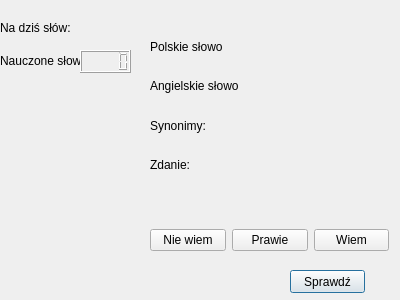
The window that SuperMemo/learnwindow.ui (dampo21/ZPR-Projekt-SuperMemo) describes before a commit, drawn with Qt 5.
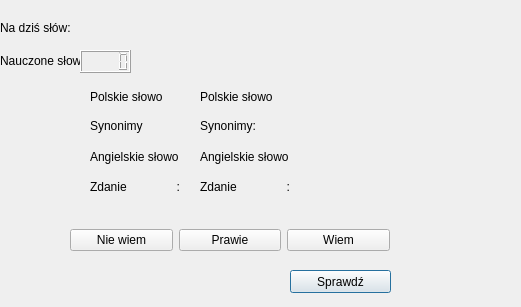
The same window after the commit.

What changed in the file:
```diff
--- a/SuperMemo/learnwindow.ui
+++ b/SuperMemo/learnwindow.ui
@@ -6,59 +6,19 @@
    <rect>
     <x>0</x>
     <y>0</y>
-    <width>400</width>
-    <height>300</height>
+    <width>521</width>
+    <height>307</height>
    </rect>
   </property>
   <property name="windowTitle">
    <string>Nauka słówek</string>
   </property>
-  <widget class="QWidget" name="verticalLayoutWidget">
-   <property name="geometry">
-    <rect>
-     <x>150</x>
-     <y>30</y>
-     <width>201</width>
-     <height>151</height>
-    </rect>
-   </property>
-   <layout class="QVBoxLayout" name="verticalLayout">
-    <item>
-     <widget class="QLabel" name="plWordLabel">
-      <property name="text">
-       <string>Polskie słowo</string>
-      </property>
-     </widget>
-    </item>
-    <item>
-     <widget class="QLabel" name="engWordLabel">
-      <property name="text">
-       <string>Angielskie słowo</string>
-      </property>
-     </widget>
-    </item>
-    <item>
-     <widget class="QLabel" name="synonymLabel">
-      <property name="text">
-       <string>Synonimy:</string>
-      </property>
-     </widget>
-    </item>
-    <item>
-     <widget class="QLabel" name="sentenceLabel">
-      <property name="text">
-       <string>Zdanie:</string>
-      </property>
-     </widget>
-    </item>
-   </layout>
-  </widget>
   <widget class="QPushButton" name="checkButton">
    <property name="geometry">
     <rect>
      <x>290</x>
      <y>270</y>
-     <width>75</width>
+     <width>101</width>
      <height>23</height>
     </rect>
    </property>
@@ -69,10 +29,10 @@
   <widget class="QWidget" name="horizontalLayoutWidget">
    <property name="geometry">
     <rect>
-     <x>150</x>
-     <y>200</y>
-     <width>239</width>
-     <height>80</height>
+     <x>70</x>
+     <y>210</y>
+     <width>320</width>
+     <height>61</height>
     </rect>
    </property>
    <layout class="QHBoxLayout" name="buttonsLayout">
@@ -135,6 +95,110 @@
     <string>Na dziś słów: </string>
    </property>
   </widget>
+  <widget class="QLabel" name="synonymLabel">
+   <property name="geometry">
+    <rect>
+     <x>200</x>
+     <y>110</y>
+     <width>169</width>
+     <height>32</height>
+    </rect>
+   </property>
+   <property name="text">
+    <string>Synonimy:</string>
+   </property>
+  </widget>
+  <widget class="QLabel" name="engWordLabel">
+   <property name="geometry">
+    <rect>
+     <x>200</x>
+     <y>140</y>
+     <width>169</width>
+     <height>33</height>
+    </rect>
+   </property>
+   <property name="text">
+    <string>Angielskie słowo</string>
+   </property>
+  </widget>
+  <widget class="QLabel" name="synonymLabel_2">
+   <property name="geometry">
+    <rect>
+     <x>90</x>
+     <y>110</y>
+     <width>89</width>
+     <height>32</height>
+    </rect>
+   </property>
+   <property name="text">
+    <string>Synonimy           :</string>
+   </property>
+  </widget>
+  <widget class="QLabel" name="plWordLabel">
+   <property name="geometry">
+    <rect>
+     <x>200</x>
+     <y>80</y>
+     <width>169</width>
+     <height>33</height>
+    </rect>
+   </property>
+   <property name="text">
+    <string>Polskie słowo</string>
+   </property>
+  </widget>
+  <widget class="QLabel" name="sentenceLabel_2">
+   <property name="geometry">
+    <rect>
+     <x>90</x>
+     <y>170</y>
+     <width>89</width>
+     <height>33</height>
+    </rect>
+   </property>
+   <property name="text">
+    <string>Zdanie               :</string>
+   </property>
+  </widget>
+  <widget class="QLabel" name="engWordLabel_2">
+   <property name="geometry">
+    <rect>
+     <x>90</x>
+     <y>140</y>
+     <width>89</width>
+     <height>33</height>
+    </rect>
+   </property>
+   <property name="text">
+    <string>Angielskie słowo:</string>
+   </property>
+  </widget>
+  <widget class="QLabel" name="sentenceLabel">
+   <property name="geometry">
+    <rect>
+     <x>200</x>
+     <y>170</y>
+     <width>91</width>
+     <height>33</height>
+    </rect>
+   </property>
+   <property name="text">
+    <string>Zdanie               :</string>
+   </property>
+  </widget>
+  <widget class="QLabel" name="plWordLabel_2">
+   <property name="geometry">
+    <rect>
+     <x>90</x>
+     <y>80</y>
+     <width>89</width>
+     <height>33</height>
+    </rect>
+   </property>
+   <property name="text">
+    <string>Polskie słowo     :</string>
+   </property>
+  </widget>
  </widget>
  <resources/>
  <connections/>
```
